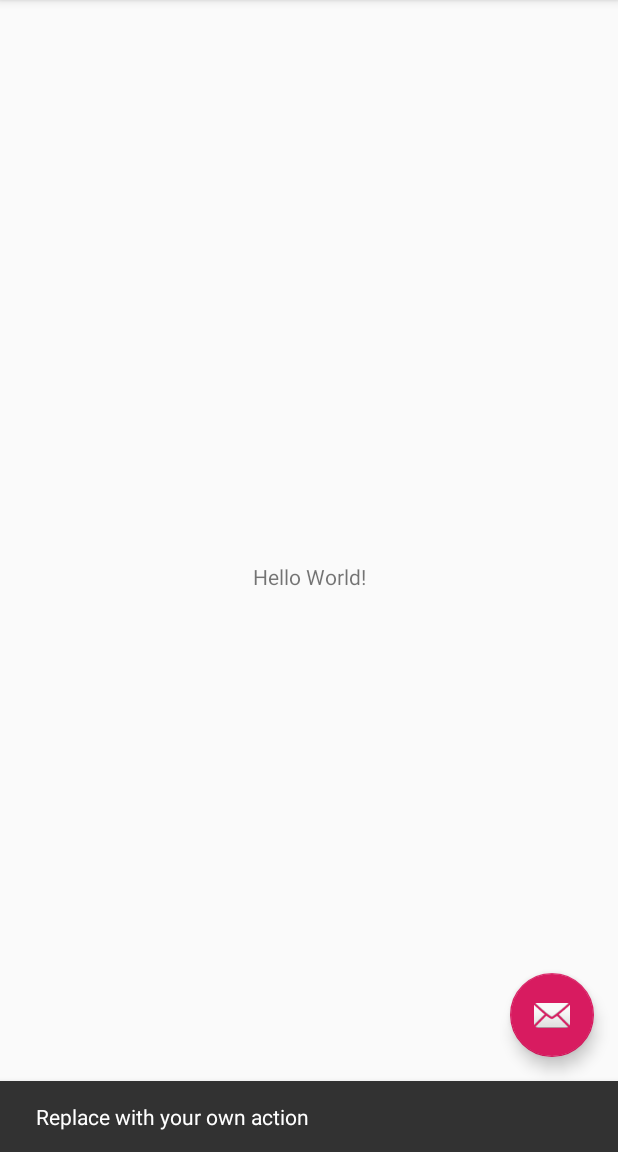
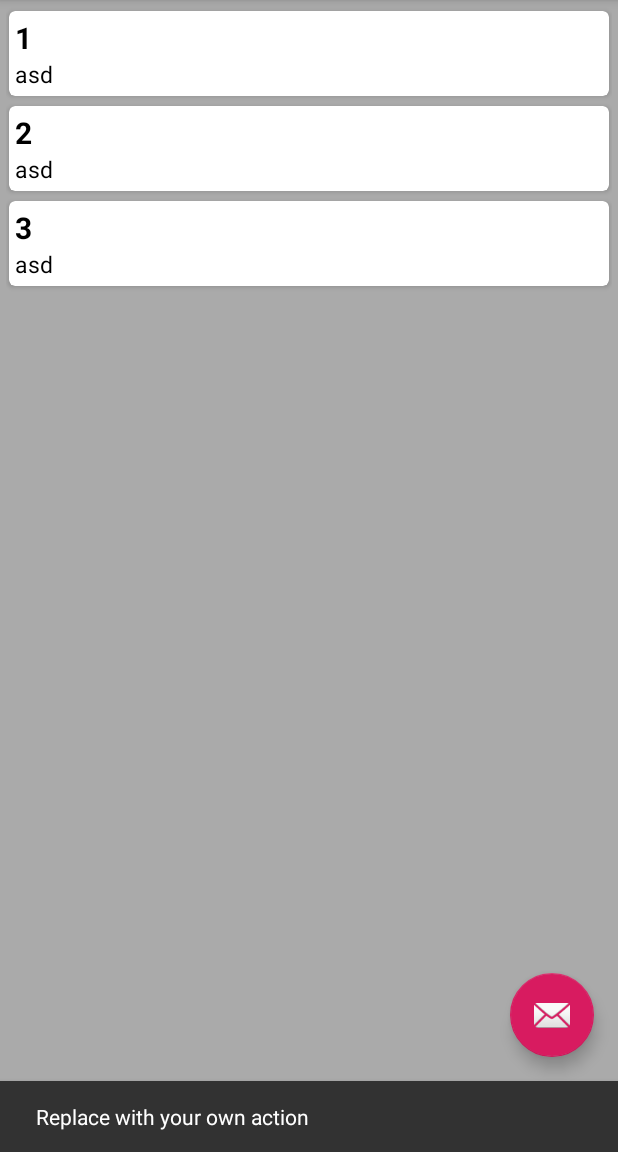
Before and after one commit to DiegoGonzalezArce/PMF2019, an Android app: the screen it shows after launch (MainActivity), after a tap on an icon or button, on a phone screen of 412 x 824 dp, the part 84-1236 px from its top. Run offline under Robolectric (Android 15) with nearby library versions, the phone set to English and light mode, and no system bars.

Commit message:
modificaciones por cambios de nombres en las variables para reflejar mejor lo que hacen. se agrego una vista de cartas para agregar tareas y se agrego un adaptador para manejar dichas cartas.

```diff
--- a/app/src/main/java/com/example/pmf2019/MainActivity.java
+++ b/app/src/main/java/com/example/pmf2019/MainActivity.java
@@ -7,12 +7,19 @@ import com.google.android.material.snackbar.Snackbar;
 
 import androidx.appcompat.app.AppCompatActivity;
 import androidx.appcompat.widget.Toolbar;
+import androidx.recyclerview.widget.LinearLayoutManager;
+import androidx.recyclerview.widget.RecyclerView;
 
 import android.view.View;
 import android.view.Menu;
 import android.view.MenuItem;
 
+import java.util.ArrayList;
+
 public class MainActivity extends AppCompatActivity {
+    private RecyclerView mRecyclerView;
+    private RecyclerView.Adapter mAdapter;
+    private RecyclerView.LayoutManager mLayoutManager;
 
     @Override
     protected void onCreate(Bundle savedInstanceState) {
@@ -29,6 +36,18 @@ public class MainActivity extends AppCompatActivity {
                         .setAction("Action", null).show();
             }
         });
+
+        ArrayList<Task> tasks =new ArrayList<>();
+        tasks.add(new Task("1","asd"));
+        tasks.add(new Task("2","asd"));
+        tasks.add(new Task("3","asd"));
+
+        mRecyclerView =findViewById(R.id.recyclerView);
+        mLayoutManager = new LinearLayoutManager(this);
+        mAdapter = new TaskCardAdapter(tasks);
+
+        mRecyclerView.setLayoutManager(mLayoutManager);
+        mRecyclerView.setAdapter(mAdapter);
     }
 
     @Override
--- a/app/src/main/java/com/example/pmf2019/Task.java
+++ b/app/src/main/java/com/example/pmf2019/Task.java
@@ -2,7 +2,7 @@ package com.example.pmf2019;
 
 public class Task {
     int id;
-    String tittle;
+    String title;
     String description;
 
     public Task(int id) {
@@ -11,12 +11,17 @@ public class Task {
 
     public Task(int id, String tittle) {
         this.id = id;
-        this.tittle = tittle;
+        this.title = tittle;
+    }
+
+    public Task(String tittle, String description) {
+        this.title = tittle;
+        this.description = description;
     }
 
     public Task(int id, String tittle, String description) {
         this.id = id;
-        this.tittle = tittle;
+        this.title = tittle;
         this.description = description;
     }
 
@@ -29,11 +34,11 @@ public class Task {
     }
 
     public String getTittle() {
-        return tittle;
+        return title;
     }
 
     public void setTittle(String tittle) {
-        this.tittle = tittle;
+        this.title = tittle;
     }
 
     public String getDescription() {
--- /dev/null
+++ b/app/src/main/java/com/example/pmf2019/TaskCardAdapter.java
@@ -0,0 +1,48 @@
+package com.example.pmf2019;
+
+import android.view.LayoutInflater;
+import android.view.View;
+import android.view.ViewGroup;
+import android.widget.TextView;
+
+import androidx.recyclerview.widget.RecyclerView;
+
+import java.util.ArrayList;
+
+public class TaskCardAdapter extends RecyclerView.Adapter<TaskCardAdapter.TaskCardHolder> {
+    private ArrayList<Task> mTasks;
+    public static class TaskCardHolder extends RecyclerView.ViewHolder{
+        public TextView title;
+        public TextView description;
+
+        public TaskCardHolder(View itemView) {
+            super(itemView);
+            title=itemView.findViewById(R.id.title);
+            description=itemView.findViewById(R.id.description);
+        }
+    }
+
+    public TaskCardAdapter(ArrayList<Task> tasks){
+        mTasks = tasks;
+    }
+
+    @Override
+    public TaskCardHolder onCreateViewHolder(ViewGroup parent, int viewType) {
+        View v = LayoutInflater.from(parent.getContext()).inflate(R.layout.task_card,parent,false);
+        TaskCardHolder tch = new TaskCardHolder(v);
+        return tch;
+    }
+
+    @Override
+    public void onBindViewHolder(TaskCardHolder holder, int position) {
+        Task current= mTasks.get(position);
+        holder.title.setText(current.title);
+        holder.description.setText(current.description);
+    }
+
+    @Override
+    public int getItemCount() {
+        return mTasks.size();
+    }
+
+}
--- a/app/src/main/java/com/example/pmf2019/TaskDBHandler.java
+++ b/app/src/main/java/com/example/pmf2019/TaskDBHandler.java
@@ -45,7 +45,7 @@ public class TaskDBHandler extends SQLiteOpenHelper {
         SQLiteDatabase db=this.getWritableDatabase();
         ContentValues values= new ContentValues();
         values.put(KEY_ID,task.id);
-        values.put(KEY_TITLE,task.tittle);
+        values.put(KEY_TITLE,task.title);
         values.put(KEY_DESCRIPTION,task.description);
         db.insert(TABLE_NAME,null,values);
         db.close();
@@ -55,7 +55,7 @@ public class TaskDBHandler extends SQLiteOpenHelper {
         SQLiteDatabase db=this.getWritableDatabase();
         ContentValues values= new ContentValues();
         values.put(KEY_ID,task.id);
-        values.put(KEY_TITLE,task.tittle);
+        values.put(KEY_TITLE,task.title);
         values.put(KEY_DESCRIPTION,task.description);
         int i = db.update(TABLE_NAME,values,KEY_ID+" = ?",new String[] {String.valueOf(task.id)});
         db.close();
--- a/app/src/main/res/layout/content_main.xml
+++ b/app/src/main/res/layout/content_main.xml
@@ -1,5 +1,5 @@
 <?xml version="1.0" encoding="utf-8"?>
-<androidx.constraintlayout.widget.ConstraintLayout xmlns:android="http://schemas.android.com/apk/res/android"
+<com.google.android.material.circularreveal.CircularRevealRelativeLayout xmlns:android="http://schemas.android.com/apk/res/android"
     xmlns:app="http://schemas.android.com/apk/res-auto"
     xmlns:tools="http://schemas.android.com/tools"
     android:layout_width="match_parent"
@@ -7,14 +7,11 @@
     app:layout_behavior="@string/appbar_scrolling_view_behavior"
     tools:context=".MainActivity"
     tools:showIn="@layout/activity_main">
-
-    <TextView
-        android:layout_width="wrap_content"
-        android:layout_height="wrap_content"
-        android:text="Hello World!"
-        app:layout_constraintBottom_toBottomOf="parent"
-        app:layout_constraintLeft_toLeftOf="parent"
-        app:layout_constraintRight_toRightOf="parent"
-        app:layout_constraintTop_toTopOf="parent" />
-
-</androidx.constraintlayout.widget.ConstraintLayout>
+    <androidx.recyclerview.widget.RecyclerView
+        android:id="@+id/recyclerView"
+        android:layout_width="match_parent"
+        android:layout_height="match_parent"
+        android:padding="4dp"
+        android:scrollbars="vertical"
+        android:background="@android:color/darker_gray"></androidx.recyclerview.widget.RecyclerView>
+</com.google.android.material.circularreveal.CircularRevealRelativeLayout>
--- /dev/null
+++ b/app/src/main/res/layout/task_card.xml
@@ -0,0 +1,35 @@
+<?xml version="1.0" encoding="utf-8"?>
+<androidx.cardview.widget.CardView xmlns:android="http://schemas.android.com/apk/res/android"
+    android:layout_width="match_parent"
+    android:layout_height="wrap_content"
+    xmlns:app="http://schemas.android.com/apk/res-auto"
+    app:cardCornerRadius="4dp"
+    app:cardUseCompatPadding="true"
+    app:cardPreventCornerOverlap="false"
+    >
+    <com.google.android.material.circularreveal.CircularRevealRelativeLayout
+        android:layout_width="match_parent"
+        android:layout_height="match_parent"
+        android:padding="4dp">
+        <androidx.appcompat.widget.AppCompatTextView
+            android:layout_width="wrap_content"
+            android:layout_height="wrap_content"
+            android:text="test"
+            android:textSize="20sp"
+            android:textStyle="bold"
+            android:textColor="@android:color/black"
+            android:layout_alignParentTop="true"
+            android:id="@+id/title"
+            />
+        <androidx.appcompat.widget.AppCompatTextView
+            android:layout_width="wrap_content"
+            android:layout_height="wrap_content"
+            android:text="test"
+            android:textSize="15sp"
+            android:textColor="@android:color/black"
+            android:layout_below="@id/title"
+            android:id="@+id/description"
+            />
+    </com.google.android.material.circularreveal.CircularRevealRelativeLayout>
+
+</androidx.cardview.widget.CardView>
```
